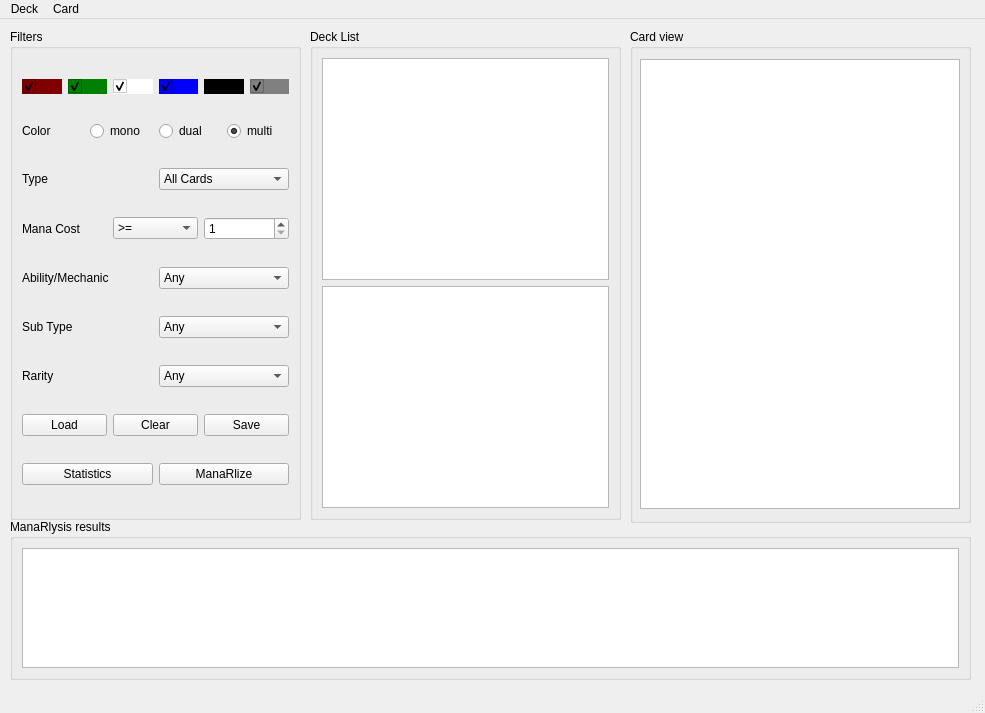
Qt form mainwindow.ui (xaratustrah/manar) before a commit.
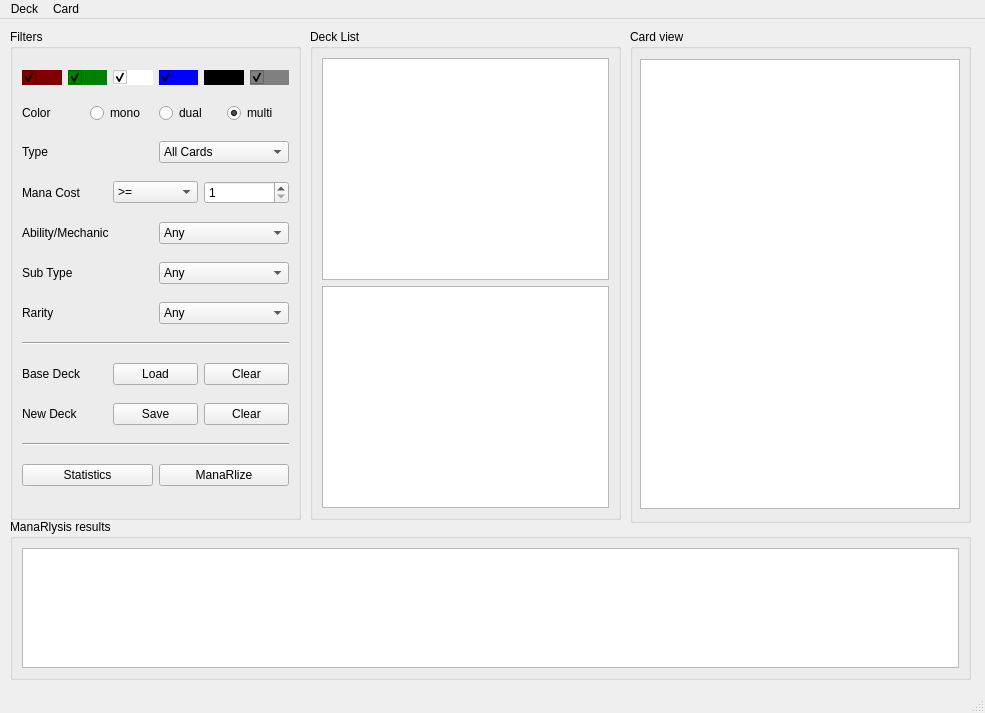
The same form after that commit.

```diff
--- a/mainwindow.ui
+++ b/mainwindow.ui
@@ -525,7 +525,21 @@
       </layout>
      </item>
      <item>
-      <layout class="QHBoxLayout" name="horizontalLayout_8">
+      <widget class="Line" name="line">
+       <property name="orientation">
+        <enum>Qt::Horizontal</enum>
+       </property>
+      </widget>
+     </item>
+     <item>
+      <layout class="QHBoxLayout" name="horizontalLayout_10">
+       <item>
+        <widget class="QLabel" name="label">
+         <property name="text">
+          <string>Base Deck</string>
+         </property>
+        </widget>
+       </item>
        <item>
         <widget class="QPushButton" name="pushButton_load">
          <property name="text">
@@ -534,9 +548,20 @@
         </widget>
        </item>
        <item>
-        <widget class="QPushButton" name="pushButton_clear">
+        <widget class="QPushButton" name="pushButton_clear_base">
          <property name="text">
           <string>Clear</string>
+         </property>
+        </widget>
+       </item>
+      </layout>
+     </item>
+     <item>
+      <layout class="QHBoxLayout" name="horizontalLayout_8">
+       <item>
+        <widget class="QLabel" name="label_2">
+         <property name="text">
+          <string>New Deck</string>
          </property>
         </widget>
        </item>
@@ -547,8 +572,22 @@
          </property>
         </widget>
        </item>
+       <item>
+        <widget class="QPushButton" name="pushButton_clear_new">
+         <property name="text">
+          <string>Clear</string>
+         </property>
+        </widget>
+       </item>
       </layout>
      </item>
+     <item>
+      <widget class="Line" name="line_2">
+       <property name="orientation">
+        <enum>Qt::Horizontal</enum>
+       </property>
+      </widget>
+     </item>
      <item>
       <layout class="QHBoxLayout" name="horizontalLayout_9">
        <item>
```
Left out of the diff: 62 changed lines with no effect on the pictures.
